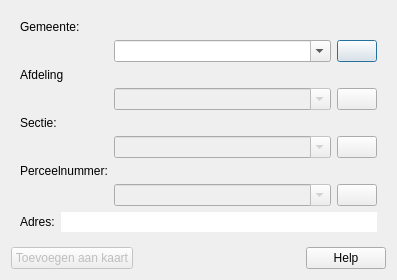
Before: the Qt Designer form ui_geopunt4QgisParcel.ui in warrieka/geopunt4Qgis, drawn with Qt 5.
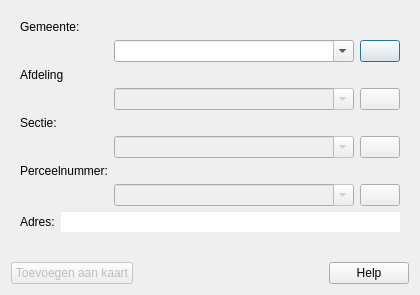
After: the same form once the commit is applied. Icons and pictures are not drawn.

The edit to the form file:
```diff
--- a/ui_geopunt4QgisParcel.ui
+++ b/ui_geopunt4QgisParcel.ui
@@ -7,8 +7,8 @@
    <rect>
     <x>0</x>
     <y>0</y>
-    <width>397</width>
-    <height>280</height>
+    <width>420</width>
+    <height>295</height>
    </rect>
   </property>
   <property name="minimumSize">
@@ -20,7 +20,7 @@
   <property name="maximumSize">
    <size>
     <width>900</width>
-    <height>280</height>
+    <height>900</height>
    </size>
   </property>
   <property name="windowTitle">
```
